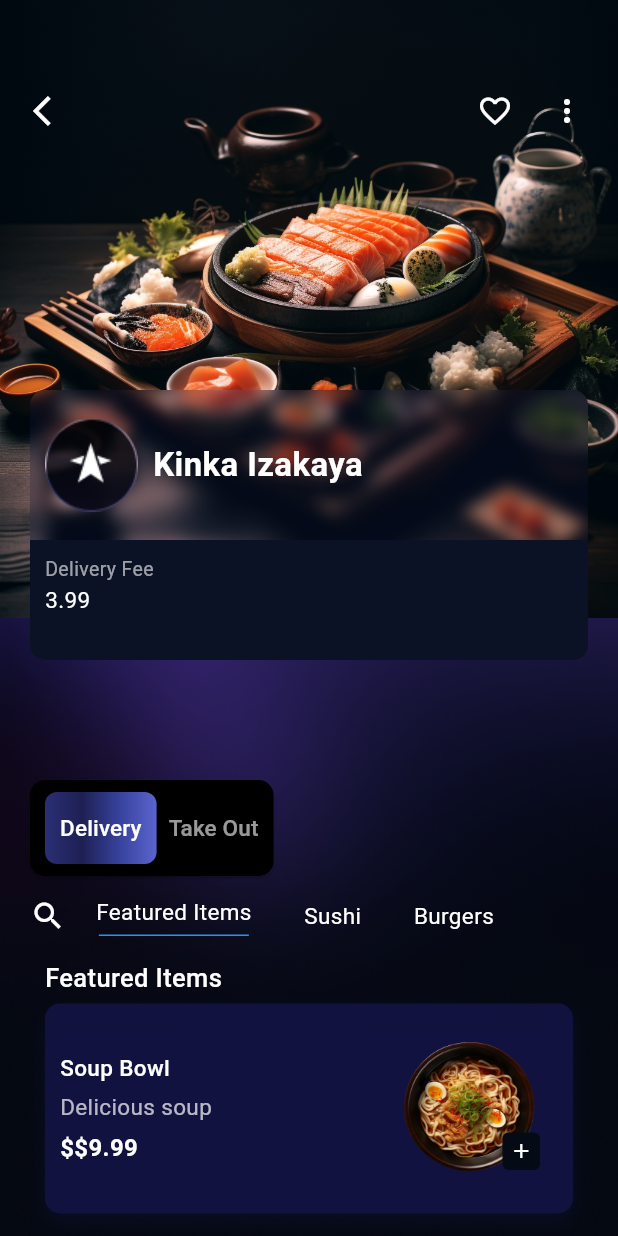
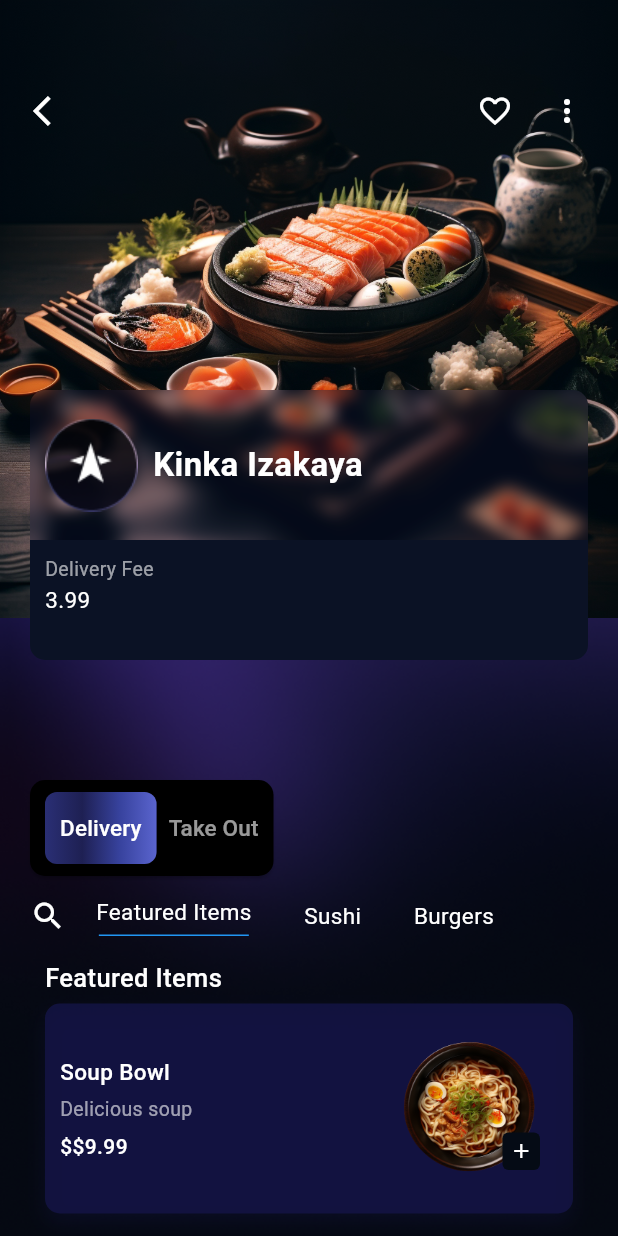
Before and after one commit to adeenazara2002/Flutter-final-hackathon, a Flutter app: the screen it shows after launch, on a phone screen of 412 x 824 dp. Run offline on Flutter 3.47's test engine with Material 3 defaults, Android fonts, the phone set to English and light mode, and no system bars.

Commit message:
Restaurant Screen

```diff
--- a/lib/Screens/Restaurant/productItem.dart
+++ b/lib/Screens/Restaurant/productItem.dart
@@ -24,7 +24,7 @@
         boxShadow: [
           BoxShadow(
             color: Color.fromARGB(255, 20, 20, 71).withOpacity(0.3),
-            offset: Offset(0, 6), // Adjust as needed for the "ubhra hua" effect
+            offset: Offset(0, 6),
             blurRadius: 10,
           ),
         ],
@@ -32,7 +32,6 @@
       child: Row(
         mainAxisAlignment: MainAxisAlignment.spaceBetween,
         children: [
-          // Left side column with text items
           Column(
             crossAxisAlignment: CrossAxisAlignment.start,
             children: [
@@ -48,26 +47,25 @@
               Text(
                 subtitle,
                 style: TextStyle(
-                  fontSize: 15,
-                  color: Colors.white70,
+                  fontSize: 13,
+                  fontWeight: FontWeight.w400,
+                  color: Color.fromRGBO(255, 255, 255, 0.6),
                 ),
               ),
               SizedBox(height: 5),
               Text(
                 '\$$price',
                 style: TextStyle(
-                  fontSize: 16,
-                  fontWeight: FontWeight.bold,
-                  color: Colors.white,
+                  fontSize: 14,
+                  fontWeight: FontWeight.w500,
+                  color: Color.fromRGBO(255, 255, 255, 1),
                 ),
               ),
             ],
           ),
 
-          // Right side image with add to cart icon
           Stack(
             children: [
-              // Product Image
               ClipRRect(
                 borderRadius: BorderRadius.circular(8),
                 child: Image.asset(
@@ -77,20 +75,18 @@
                   fit: BoxFit.cover,
                 ),
               ),
-              // Positioned + Icon for Add to Cart
               Positioned(
                 bottom: 19,
                 right: 12,
                 child: GestureDetector(
                   onTap: () {
-                    // Add to cart action
                   },
                   child: Container(
                     width: 25,
                     height: 25,
                     decoration: BoxDecoration(
                       color: Color.fromARGB(255, 5, 11, 21),
-                      borderRadius: BorderRadius.circular(4), // Square borders
+                      borderRadius: BorderRadius.circular(4),
                     ),
                     child: Icon(
                       Icons.add,
--- a/lib/Screens/Restaurant/restaurant.dart
+++ b/lib/Screens/Restaurant/restaurant.dart
@@ -276,9 +276,7 @@
                 ],
               ),
             ),
-
           ],
-
         ),
       ),
     );
```
Lines whose indentation alone changed are shown as unchanged.
